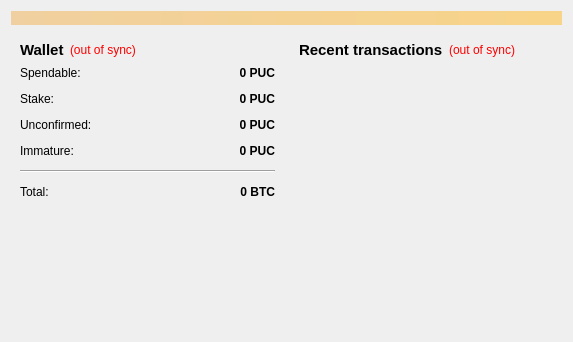
devPOOLCOIN/poolcoin, file src/qt/forms/overviewpage.ui: the form before one commit.
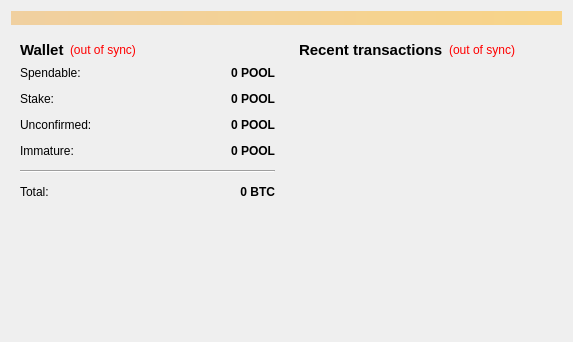
The form after the commit.

The edit to the form file:
```diff
--- a/src/qt/forms/overviewpage.ui
+++ b/src/qt/forms/overviewpage.ui
@@ -118,7 +118,7 @@
                <string>Your current spendable balance</string>
               </property>
               <property name="text">
-               <string notr="true">0 PUC</string>
+               <string notr="true">0 POOL</string>
               </property>
               <property name="alignment">
                <set>Qt::AlignRight|Qt::AlignTrailing|Qt::AlignVCenter</set>
@@ -150,7 +150,7 @@
                <string>Total of coins that was staked, and do not yet count toward the current balance</string>
               </property>
               <property name="text">
-               <string notr="true">0 PUC</string>
+               <string notr="true">0 POOL</string>
               </property>
               <property name="alignment">
                <set>Qt::AlignRight|Qt::AlignTrailing|Qt::AlignVCenter</set>
@@ -182,7 +182,7 @@
                <string>Total of transactions that have yet to be confirmed, and do not yet count toward the current balance</string>
               </property>
               <property name="text">
-               <string notr="true">0 PUC</string>
+               <string notr="true">0 POOL</string>
               </property>
               <property name="alignment">
                <set>Qt::AlignRight|Qt::AlignTrailing|Qt::AlignVCenter</set>
@@ -211,7 +211,7 @@
                <string>Mined balance that has not yet matured</string>
               </property>
               <property name="text">
-               <string notr="true">0 PUC</string>
+               <string notr="true">0 POOL</string>
               </property>
               <property name="alignment">
                <set>Qt::AlignRight|Qt::AlignTrailing|Qt::AlignVCenter</set>
```
Left out of the diff: 4 changed lines with no effect on the pictures.
